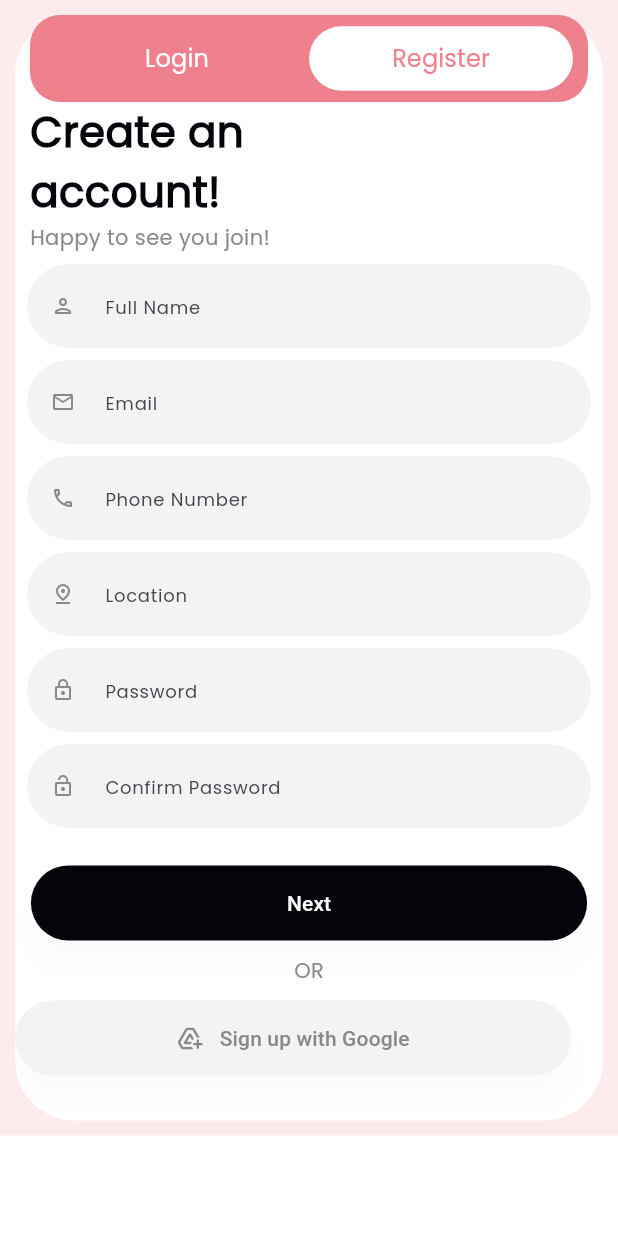
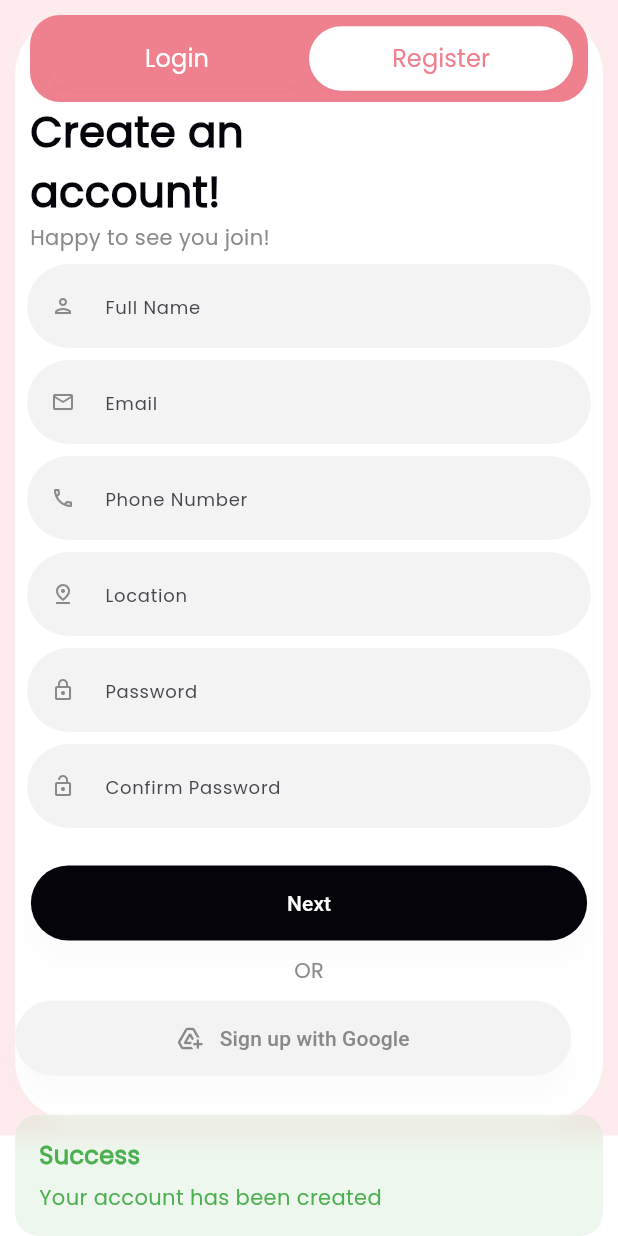
Before and after one commit to hajrashahzad/OptiGlam-Customer, a Flutter app: the RegisterScreen screen opened directly, after a tap on "Next", on a phone screen of 412 x 824 dp. Run offline on Flutter 3.47's test engine with Material 3 defaults, Android fonts, the phone set to English and light mode, and no system bars; our stand-ins replace carousel_slider, cloud_firestore, firebase_auth, firebase_core, get; accounts and stored records are empty; network calls fail.

Commit message:
Added user collection to firestore - Umer

```diff
--- a/lib/src/features/authentication/controllers/register_screen_controller.dart
+++ b/lib/src/features/authentication/controllers/register_screen_controller.dart
@@ -1,9 +1,12 @@
 import 'package:flutter/cupertino.dart';
 import 'package:get/get.dart';
 import 'package:optiglamcustomer/src/repository/authentication_repository/authentication_repository.dart';
+import 'package:optiglamcustomer/src/repository/user_repository/user_repository.dart';
+import '../models/user_model.dart';
 
 class RegisterScreenController extends GetxController{
   static RegisterScreenController get instance => Get.find();
+  final userRepo = Get.put(UserRepository());
 
   //TextField Controllers to get form data
   final fullName = TextEditingController();
@@ -13,8 +16,9 @@
   final password = TextEditingController();
   final cnfrmPassword = TextEditingController();
 
-  void registerUser(String email, String password) {
-    AuthenticationRepository.instance.createUserWithEmailAndPassword(email, password);
+  void registerUser(UserModel user, String password) {
+    userRepo.createUser(user);
+    AuthenticationRepository.instance.createUserWithEmailAndPassword(user.email, password);
   }
 
 }
--- /dev/null
+++ b/lib/src/features/authentication/models/user_model.dart
@@ -0,0 +1,24 @@
+class UserModel {
+  final String? id;
+  final String fullName;
+  final String email;
+  final String phone;
+  final String location;
+
+  const UserModel({
+    this.id,
+    required this.email,
+    required this.fullName,
+    required this.phone,
+    required this.location,
+  });
+
+  toJson() {
+    return {
+      "fullName": fullName,
+      "email": email,
+      "phone": phone,
+      "location": location,
+    };
+  }
+}
--- a/lib/src/features/authentication/screens/register_screen.dart
+++ b/lib/src/features/authentication/screens/register_screen.dart
@@ -4,6 +4,7 @@
 import 'login_screen.dart';
 import '../../home/screens/home.dart';
 import 'package:get/get.dart';
+import '../models/user_model.dart';
 
 class RegisterScreen extends StatelessWidget {
   RegisterScreen({super.key});
@@ -237,7 +238,13 @@
                               child: ElevatedButton(
                                 onPressed: () {
                                   if (_formKey.currentState!.validate()) {
-                                    RegisterScreenController.instance.registerUser(controller.email.text.trim(), controller.password.text.trim());
+                                    final user = UserModel(
+                                      fullName: controller.fullName.text,
+                                      email: controller.email.text.trim(),
+                                      phone: controller.phoneNumber.text.trim(),
+                                      location: controller.location.text,
+                                    );
+                                    RegisterScreenController.instance.registerUser(user, controller.password.text.trim());
                                   }
                                   // Navigator.push(context, MaterialPageRoute(builder: (context) => Home()));
                                 },
--- /dev/null
+++ b/lib/src/repository/user_repository/user_repository.dart
@@ -0,0 +1,25 @@
+import 'package:cloud_firestore/cloud_firestore.dart';
+import 'package:flutter/material.dart';
+import 'package:get/get.dart';
+import 'package:optiglamcustomer/src/features/authentication/models/user_model.dart';
+
+class UserRepository extends GetxController {
+  static UserRepository get instance => Get.find();
+
+  final _db = FirebaseFirestore.instance;
+
+  createUser(UserModel user) async {
+    await _db.collection("Users").add(user.toJson()).whenComplete(
+      () => Get.snackbar('Success', 'Your account has been created',
+      snackPosition: SnackPosition.BOTTOM,
+      backgroundColor: Colors.green.withOpacity(0.1),
+      colorText: Colors.green)
+    ).catchError((error, stackTrace) {
+      Get.snackbar('Success', 'Your account has been created',
+      snackPosition: SnackPosition.BOTTOM,
+      backgroundColor: Colors.redAccent.withOpacity(0.1),
+      colorText: Colors.red);
+      print(error.toString());
+    });
+  }
+}
--- a/pubspec.yaml
+++ b/pubspec.yaml
@@ -13,6 +13,7 @@
   url_launcher: ^6.1.14
   firebase_core: ^2.24.2
   firebase_auth: ^4.16.0
+  cloud_firestore: ^4.14.0
 
 dev_dependencies:
   flutter_test:
```
Also changed, not shown: pubspec.lock, 1 other file.
